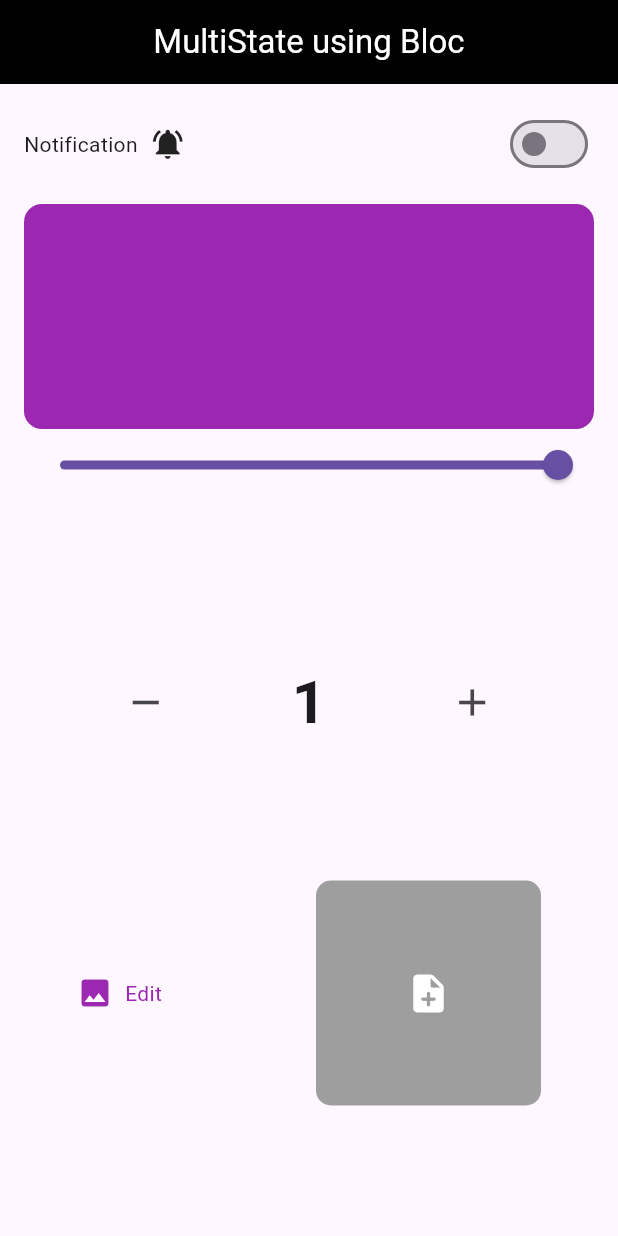
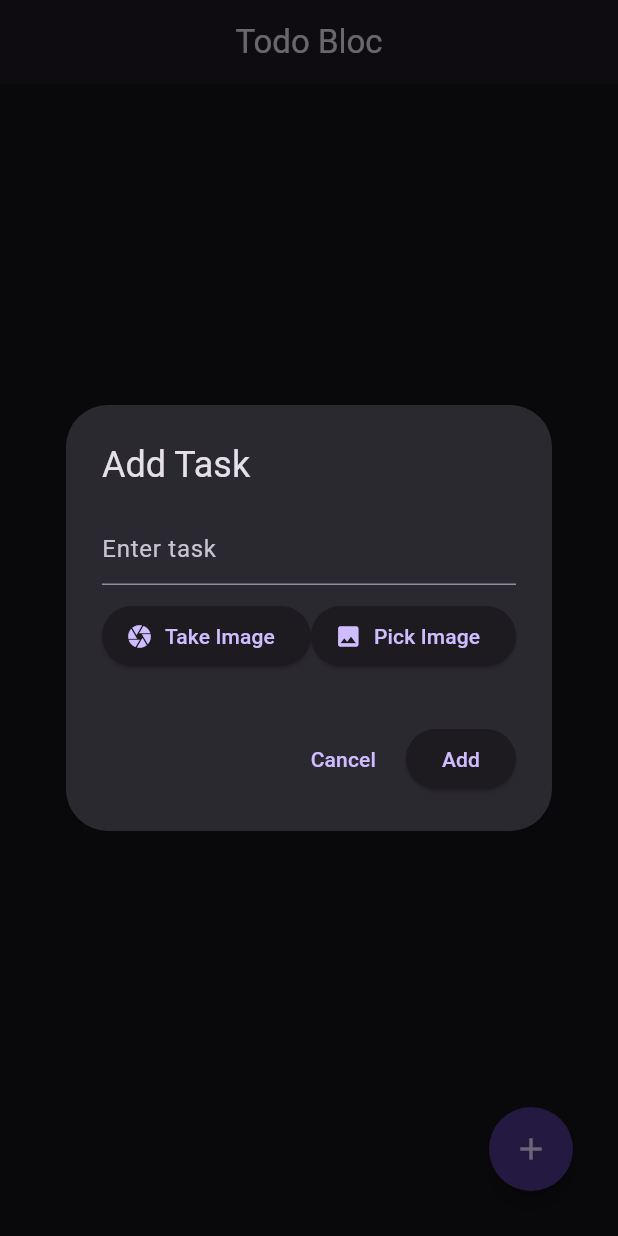
Before and after one commit to Zimil-Patel/bloc_practice, a Flutter app: the screen it shows after launch, after a tap on the "add" icon, on a phone screen of 412 x 824 dp. Run offline on Flutter 3.47's test engine with Material 3 defaults, Android fonts, the phone set to English and light mode, and no system bars; our stand-ins replace bloc, equatable, flutter_bloc, image_picker.

Commit message:
04 Jun 2025

```diff
--- a/lib/bloc/multi bloc/multi_events.dart
+++ b/lib/bloc/multi bloc/multi_events.dart
@@ -17,5 +17,5 @@ class SliderEvent extends MultiEvent{
   const SliderEvent({required this.slider});
 
   @override
-  List<Object?> get props => [];
+  List<Object?> get props => [slider];
 }
--- /dev/null
+++ b/lib/bloc/todo bloc/todo_bloc.dart
@@ -0,0 +1,21 @@
+import 'package:bloc/bloc.dart';
+import 'package:bloc_practice/bloc/todo%20bloc/todo_events.dart';
+import 'package:bloc_practice/bloc/todo%20bloc/todo_state.dart';
+
+class TodoBloc extends Bloc<TodoEvents, TodoState>{
+
+  TodoBloc() : super(TodoState()){
+    on<AddTodo>(_addTodo);
+    on<RemoveTodo>(_removeTodo);
+  }
+
+  _addTodo(AddTodo event, Emitter<TodoState> emit){
+    final List<Map> list = List<Map>.from(state.todoList)..add({'task': event.task, 'file': event.file});
+    emit(state.copyWith(todoList: list));
+  }
+
+  _removeTodo(RemoveTodo event, Emitter<TodoState> emit){
+    final List<Map> list = List<Map>.from(state.todoList)..removeAt(event.index);
+    emit(state.copyWith(todoList: list));
+  }
+}
--- /dev/null
+++ b/lib/bloc/todo bloc/todo_events.dart
@@ -0,0 +1,31 @@
+import 'package:equatable/equatable.dart';
+import 'package:image_picker/image_picker.dart';
+
+abstract class TodoEvents extends Equatable{
+  const TodoEvents();
+
+  @override
+  List<Object> get props => [];
+}
+
+
+class AddTodo extends TodoEvents{
+
+  final String task;
+  final XFile file;
+
+  const AddTodo({required this.task, required this.file});
+
+  @override
+  List<Object> get props => [task, file];
+}
+
+class RemoveTodo extends TodoEvents{
+
+  final int index;
+
+  const RemoveTodo({required this.index});
+
+  @override
+  List<Object> get props => [index];
+}
--- /dev/null
+++ b/lib/bloc/todo bloc/todo_state.dart
@@ -0,0 +1,14 @@
+import 'package:equatable/equatable.dart';
+
+class TodoState extends Equatable{
+
+  final List<Map> todoList;
+
+  const TodoState({this.todoList = const []});
+
+  TodoState copyWith({List<Map>? todoList}) => TodoState(todoList: todoList ?? this.todoList);
+
+  @override
+  List<Object?> get props => [todoList];
+
+}
--- a/lib/main.dart
+++ b/lib/main.dart
@@ -1,10 +1,12 @@
 import 'package:bloc_practice/bloc/counter%20bloc/counter_bloc.dart';
 import 'package:bloc_practice/bloc/image%20bloc/image_bloc.dart';
 import 'package:bloc_practice/bloc/multi%20bloc/multi_bloc.dart';
-import 'package:bloc_practice/ui/multi%20screen/multi_screen.dart';
+import 'package:bloc_practice/bloc/todo%20bloc/todo_bloc.dart';
 import 'package:bloc_practice/utils/image_utils.dart';
 import 'package:flutter/material.dart';
 import 'package:flutter_bloc/flutter_bloc.dart';
+
+import 'ui/todo screen/todo_screen.dart';
 
 void main() {
   runApp(BlocApp());
@@ -21,13 +23,15 @@ class _BlocAppState extends State<BlocApp> {
   @override
   Widget build(BuildContext context) {
     return MaterialApp(
+      theme: ThemeData.dark(),
       home: MultiBlocProvider(
         providers: [
           BlocProvider(create: (_) => CounterBloc()),
           BlocProvider(create: (_) => MultiBloc()),
           BlocProvider(create: (_) => ImageBloc(ImageUtils())),
+          BlocProvider(create: (_) => TodoBloc()),
         ],
-        child: MultiScreen(),
+        child: TodoScreen(),
       ),
     );
   }
--- a/lib/ui/multi screen/multi_screen.dart
+++ b/lib/ui/multi screen/multi_screen.dart
@@ -5,7 +5,7 @@ import 'package:flutter_bloc/flutter_bloc.dart';
 import '../../bloc/multi bloc/multi_bloc.dart';
 import '../../bloc/multi bloc/multi_events.dart';
 import '../../bloc/multi bloc/multi_state.dart';
-import '../counter/counter_screen.dart';
+import '../counter screen/counter_screen.dart';
 
 class MultiScreen extends StatefulWidget {
   const MultiScreen({super.key});
--- /dev/null
+++ b/lib/ui/todo screen/todo_screen.dart
@@ -0,0 +1,162 @@
+import 'dart:io';
+
+import 'package:bloc_practice/bloc/todo%20bloc/todo_state.dart';
+import 'package:flutter/material.dart';
+import 'package:flutter_bloc/flutter_bloc.dart';
+import 'package:image_picker/image_picker.dart';
+
+import '../../bloc/todo bloc/todo_bloc.dart';
+import '../../bloc/todo bloc/todo_events.dart';
+
+class TodoScreen extends StatelessWidget {
+  const TodoScreen({super.key});
+
+  @override
+  Widget build(BuildContext context) {
+    return Scaffold(
+      appBar: AppBar(
+        title: Text('Todo Bloc'),
+        centerTitle: true,
+        elevation: 1,
+      ),
+
+      body: BlocBuilder<TodoBloc, TodoState>(
+        builder: (context, state) => state.todoList.isEmpty
+            ? Center(
+                child: Text('No Todo Found'),
+              )
+            : ListView.builder(
+                padding: EdgeInsets.all(12),
+                physics: BouncingScrollPhysics(),
+                itemBuilder: (context, index) => Card(
+                  child: ListTile(
+                    leading: Text((index + 1).toString()),
+                    title: Row(
+                      children: [
+
+                        // Image
+                        SizedBox(
+                          height: 80,
+                          width: 80,
+                          child: ClipRRect(
+                            borderRadius: BorderRadius.circular(6),
+                            child: Image.file(
+                              File(state.todoList[index]['file'].path
+                                  .toString()),
+                              fit: BoxFit.cover,
+                            ),
+                          ),
+                        ),
+
+                        SizedBox(width: 12,),
+
+                        // Task
+                        Text(state.todoList[index]['task']),
+                      ],
+                    ),
+
+                    trailing: IconButton(onPressed: (){
+                      context.read<TodoBloc>().add(RemoveTodo(index: index));
+                    }, icon: Icon(Icons.delete),),
+                  ),
+                ),
+                itemCount: state.todoList.length,
+              ),
+      ),
+
+      // Floating action button
+      floatingActionButton: Padding(
+        padding: const EdgeInsets.all(14),
+        child: FloatingActionButton(
+          shape: CircleBorder(),
+          onPressed: () {
+            _showAddTodoDialog(context);
+          },
+          child: Icon(Icons.add),
+        ),
+      ),
+    );
+  }
+}
+
+void _showAddTodoDialog(BuildContext context) {
+  final TextEditingController controller = TextEditingController();
+  XFile? selectedImage;
+
+  showDialog(
+    context: context,
+    builder: (_) => BlocProvider.value(
+      value: context.read<TodoBloc>(),
+      child: StatefulBuilder(builder: (context, setState) {
+        return AlertDialog(
+          title: const Text('Add Task'),
+          content: Column(
+            mainAxisSize: MainAxisSize.min,
+            children: [
+              TextField(
+                controller: controller,
+                decoration: const InputDecoration(hintText: 'Enter task'),
+              ),
+              const SizedBox(height: 10),
+              Row(
+                children: [
+                  ElevatedButton.icon(
+                    onPressed: () async {
+                      final picker = ImagePicker();
+                      final XFile? file =
+                          await picker.pickImage(source: ImageSource.camera);
+                      if (file != null) {
+                        setState(() => selectedImage = file);
+                      }
+                    },
+                    icon: const Icon(Icons.camera),
+                    label: const Text('Take Image'),
+                  ),
+                  Spacer(),
+                  ElevatedButton.icon(
+                    onPressed: () async {
+                      final picker = ImagePicker();
+                      final XFile? file =
+                          await picker.pickImage(source: ImageSource.gallery);
+                      if (file != null) {
+                        setState(() => selectedImage = file);
+                      }
+                    },
+                    icon: const Icon(Icons.image),
+                    label: const Text('Pick Image'),
+                  ),
+                ],
+              ),
+              const SizedBox(height: 10),
+              if (selectedImage != null)
+                Image.file(
+                  File(selectedImage!.path),
+                  width: 100,
+                  height: 100,
+                  fit: BoxFit.cover,
+                ),
+            ],
+          ),
+          actions: [
+            TextButton(
+              onPressed: () => Navigator.pop(context),
+              child: const Text('Cancel'),
+            ),
+            ElevatedButton(
+              onPressed: () {
+                final task = controller.text.trim();
+                if (task.isNotEmpty && selectedImage != null) {
+                  context
+                      .read<TodoBloc>()
+                      .add(AddTodo(task: task, file: selectedImage!));
+                  Navigator.pop(context);
+                }
+              },
+              child: const Text('Add'),
+            ),
+          ],
+        );
+      }),
+    ),
+  );
+}
```
Also changed, not shown: lib/ui/counter screen/counter_screen.dart (renamed from lib/ui/counter/counter_screen.dart).
